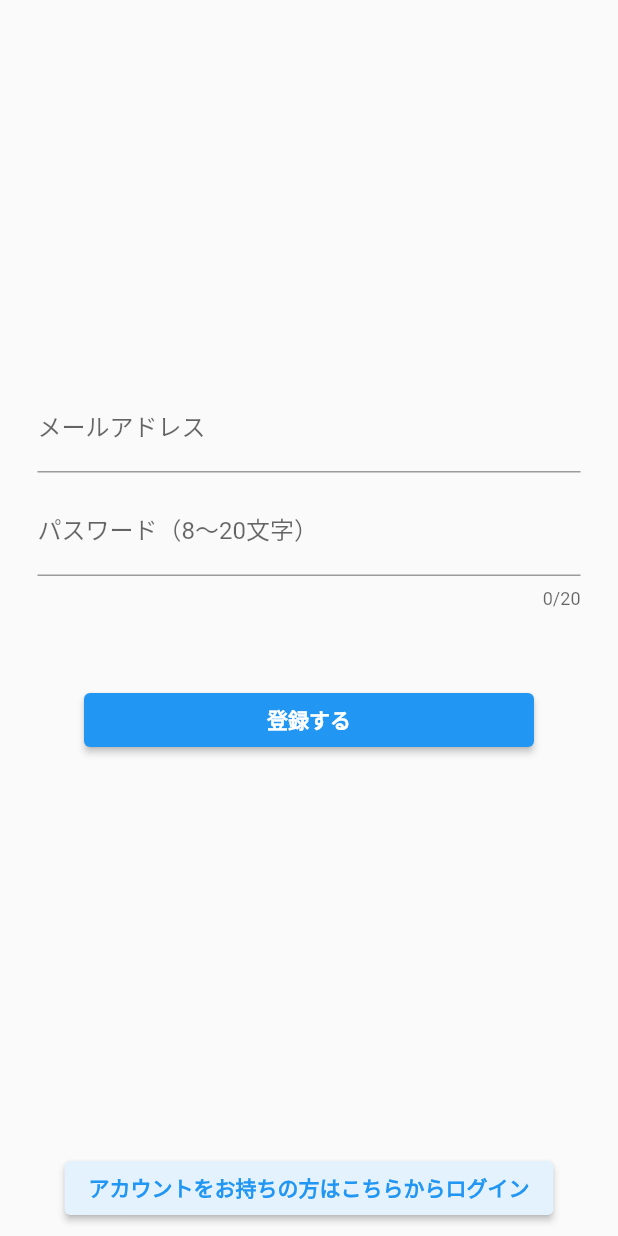
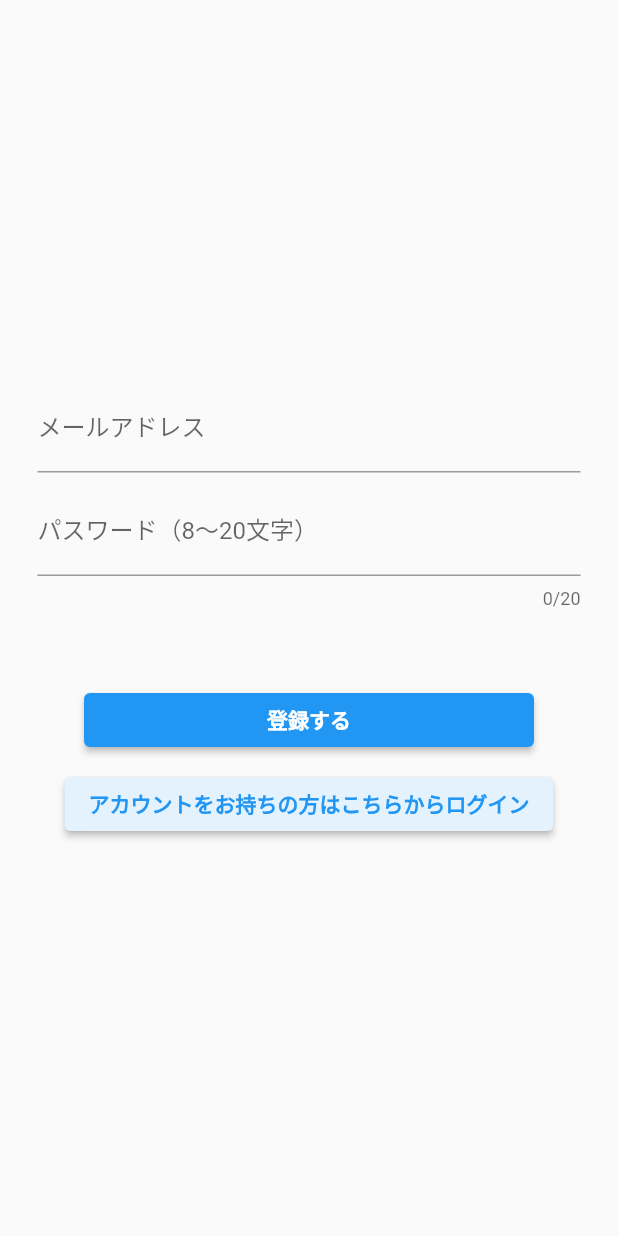
Before and after one commit to togo-mentor/for_the_first_time, a Flutter app: the SignUpPage screen opened directly, on a phone screen of 412 x 824 dp. Run offline on Flutter 3.47's test engine with Material 2 defaults, Android fonts, the phone set to English and light mode, and no system bars; drawn by our look-alikes of reactive_forms; our stand-ins replace firebase_auth, firebase_core, flutter_easyloading; accounts and stored records are empty.

Commit message:
ボタン配置変更

```diff
--- a/lib/ui/pages/signup_page.dart
+++ b/lib/ui/pages/signup_page.dart
@@ -114,11 +114,8 @@ class _SignUpPageState extends State<SignUpPage> {
                 )
               ]
             ),
-            )
-          ]
-        ), // 画面下にボタンの配置
             ),
-      bottomNavigationBar: Column(
+            Column(
             mainAxisSize: MainAxisSize.min,
             children: <Widget>[
 
@@ -150,6 +147,9 @@ class _SignUpPageState extends State<SignUpPage> {
                 ),
               ]
             )
+          ]
+        ), // 画面下にボタンの配置
+      ),
     );
   }
 
```
Lines whose indentation alone changed are shown as unchanged.
